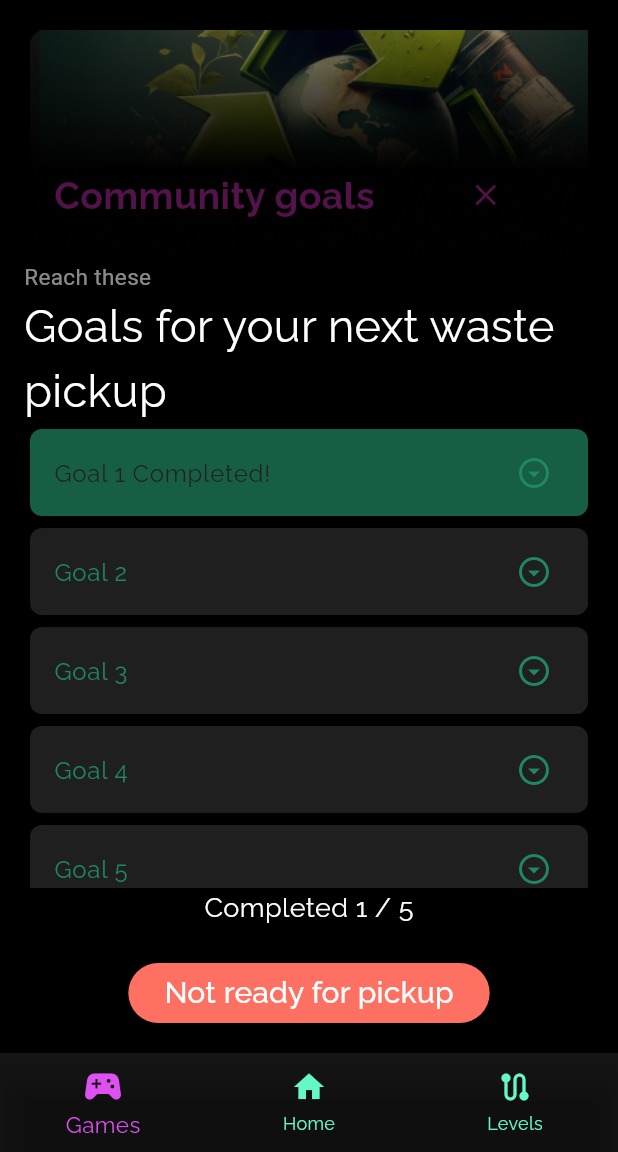
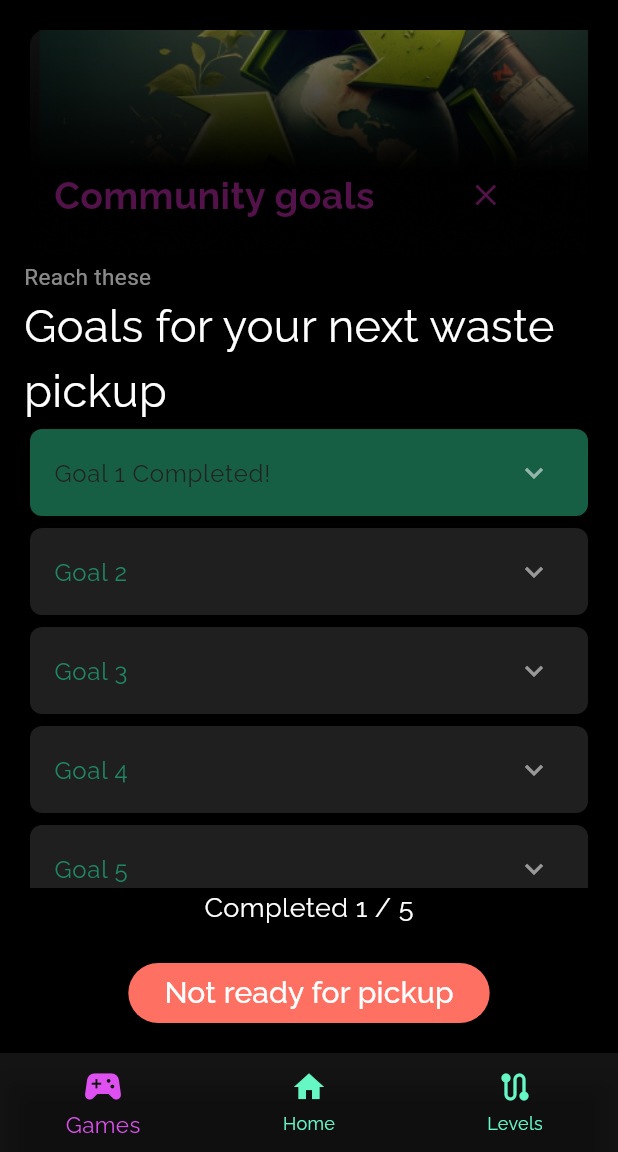
Before and after one commit to ShadmanShafeen/Green-Cycle, a Flutter app: the CommunityGoals screen opened by its route, on a phone screen of 412 x 824 dp, the part 84-1236 px from its top. Run offline on Flutter 3.47's test engine with Material 3 defaults, Android fonts, the phone set to English and light mode, and no system bars; our stand-ins replace awesome_snackbar_content, camera, carousel_slider, dio, firebase_auth, firebase_core and 15 more; missing offline and left inert: dart:ffi; accounts and stored records are empty.

Commit message:
goals+community update

```diff
--- a/lib/main.dart
+++ b/lib/main.dart
@@ -193,6 +193,17 @@ class _MainAppState extends State<MainApp> {
                       pageBuilder: (context, state) {
                         return returnCustomTransitionPage(
                           child: const CommunityGoals(),
+                          context: context,
+                          type: PageTransitionType.bottomToTop,
+                        );
+                      },
+                    ),
+                    GoRoute(
+                      path: "community-calender",
+                      name: "community-calender",
+                      pageBuilder: (context, state) {
+                        return returnCustomTransitionPage(
+                          child: const CommunityCalendar(),
                           context: context,
                           type: PageTransitionType.bottomToTop,
                         );
--- a/lib/src/community/com_goals/community_goals.dart
+++ b/lib/src/community/com_goals/community_goals.dart
@@ -12,8 +12,6 @@ class CommunityGoals extends StatefulWidget {
 }
 
 class _CommunityGoalsState extends State<CommunityGoals> {
-  bool customIcon = false;
-
   @override
   Widget build(BuildContext context) {
     int completedGoalsCount = 0;
@@ -64,7 +62,7 @@ class _CommunityGoalsState extends State<CommunityGoals> {
                       ),
                       IconButton(
                         onPressed: () {
-                          context.go('/my_com');
+                          context.go('/home/community-explore/my_com');
                         },
                         icon: Icon(
                           Icons.close,
@@ -117,12 +115,6 @@ class _CommunityGoalsState extends State<CommunityGoals> {
                               : Theme.of(context).colorScheme.secondaryFixedDim,
                         ),
                       ),
-                      trailing: Icon(
-                        customIcon
-                            ? Icons.arrow_drop_down_circle_rounded
-                            : Icons.arrow_drop_down_circle_outlined,
-                        color: Theme.of(context).colorScheme.secondaryFixedDim,
-                      ),
                       children: [
                         Padding(
                           padding: const EdgeInsets.all(16.0),
@@ -150,13 +142,6 @@ class _CommunityGoalsState extends State<CommunityGoals> {
                                 ),
                               ),
                               const SizedBox(width: 20),
-                              Text(
-                                goals[index].isCompleted ? 'Completed!' : '',
-                                style: TextStyle(
-                                  color:
-                                      Theme.of(context).colorScheme.onSurface,
-                                ),
-                              ),
                             ],
                           ),
                         ),
@@ -174,11 +159,6 @@ class _CommunityGoalsState extends State<CommunityGoals> {
                           ),
                         ),
                       ],
-                      onExpansionChanged: (bool expanded) {
-                        setState(() {
-                          customIcon = expanded;
-                        });
-                      },
                     ),
                   );
                 },
@@ -202,9 +182,11 @@ class _CommunityGoalsState extends State<CommunityGoals> {
                   backgroundColor: Theme.of(context).colorScheme.tertiary,
                 ),
                 onPressed: () {},
-                child: const Text(
-                  'Not ready for pickup',
-                  style: TextStyle(fontSize: 20),
+                child: Text(
+                  (completedGoalsCount == goals.length)
+                      ? 'Ready for Pickup'
+                      : 'Not ready for pickup',
+                  style: const TextStyle(fontSize: 20),
                 ),
               ),
             ),
```
Also changed, not shown: lib/src/community/my_community_view/member_add_modal.dart (+2 -12 lines), lib/src/community/my_community_view/my_community.dart (+1 -6 lines), lib/src/models/goals.dart (+6 -11 lines).
